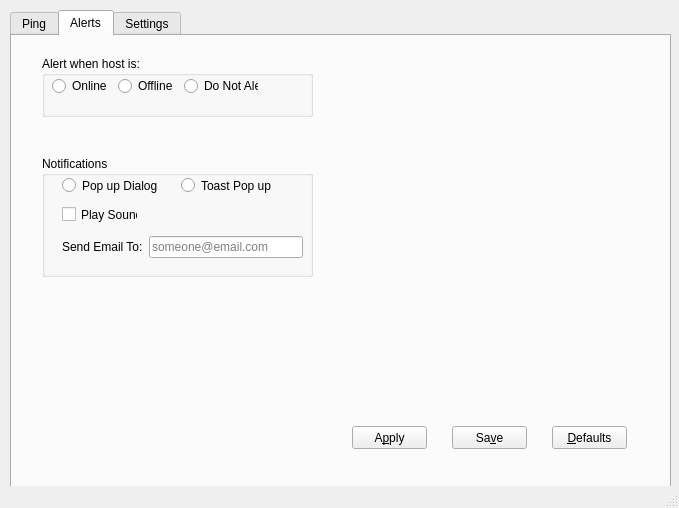
Before: the Qt Designer form ping/pingmainwindow.ui in shashi28/nuts, drawn with Qt 5.
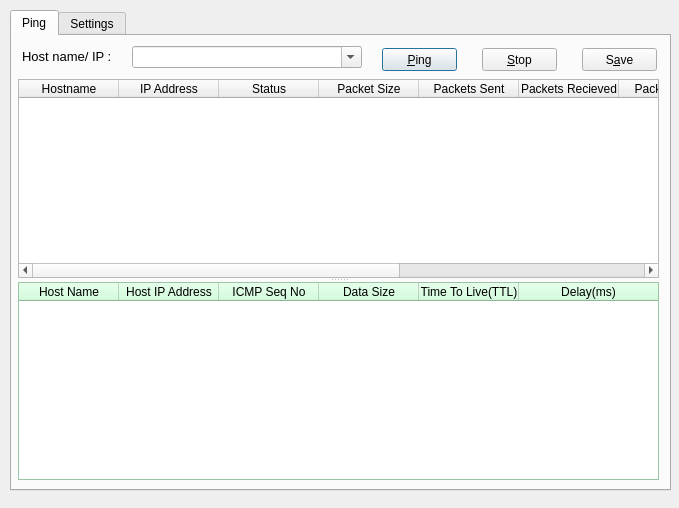
After: the same form once the commit is applied. The open tabs and pages were chosen to show the change.

What changed in the file:
```diff
--- a/ping/pingmainwindow.ui
+++ b/ping/pingmainwindow.ui
@@ -62,7 +62,7 @@
        <rect>
         <x>10</x>
         <y>10</y>
-        <width>61</width>
+        <width>101</width>
         <height>21</height>
        </rect>
       </property>
@@ -72,7 +72,7 @@
        </font>
       </property>
       <property name="text">
-       <string>&amp;Host / IP :</string>
+       <string>Host name/ IP :</string>
       </property>
      </widget>
      <widget class="QPushButton" name="pingBtn">
@@ -167,10 +167,10 @@
         <number>0</number>
        </property>
        <property name="columnCount">
-        <number>8</number>
+        <number>10</number>
        </property>
        <attribute name="verticalHeaderVisible">
-        <bool>true</bool>
+        <bool>false</bool>
        </attribute>
        <column>
         <property name="text">
@@ -187,6 +187,11 @@
          <string>Status</string>
         </property>
        </column>
+       <column>
+        <property name="text">
+         <string>Packet Size</string>
+        </property>
+       </column>
        <column>
         <property name="text">
          <string>Packets Sent</string>
@@ -197,6 +202,11 @@
          <string>Packets Recieved</string>
         </property>
        </column>
+       <column>
+        <property name="text">
+         <string>Packets Lost</string>
+        </property>
+       </column>
        <column>
         <property name="text">
          <string>Min Time</string>
@@ -654,7 +664,7 @@
         <bool>true</bool>
        </attribute>
        <attribute name="verticalHeaderVisible">
-        <bool>true</bool>
+        <bool>false</bool>
        </attribute>
        <attribute name="verticalHeaderDefaultSectionSize">
         <number>30</number>
@@ -670,7 +680,7 @@
        </attribute>
        <column>
         <property name="text">
-         <string>Time</string>
+         <string>Host Name</string>
         </property>
        </column>
        <column>
@@ -680,22 +690,22 @@
        </column>
        <column>
         <property name="text">
-         <string>Status</string>
+         <string>ICMP Seq No</string>
         </property>
        </column>
        <column>
         <property name="text">
-         <string>Bytes</string>
+         <string>Data Size</string>
         </property>
        </column>
        <column>
         <property name="text">
-         <string>Trip Time(ms)</string>
+         <string>Time To Live(TTL)</string>
         </property>
        </column>
        <column>
         <property name="text">
-         <string>TTL</string>
+         <string>Delay(ms)</string>
         </property>
        </column>
       </widget>
@@ -703,7 +713,7 @@
      <widget class="QComboBox" name="comboBox">
       <property name="geometry">
        <rect>
-        <x>81</x>
+        <x>120</x>
         <y>10</y>
         <width>230</width>
         <height>22</height>
@@ -714,192 +724,6 @@
       </property>
      </widget>
     </widget>
-    <widget class="QWidget" name="alerts">
-     <attribute name="title">
-      <string>Alerts</string>
-     </attribute>
-     <widget class="QGroupBox" name="alertGroupBox">
-      <property name="geometry">
-       <rect>
-        <x>30</x>
-        <y>20</y>
-        <width>271</width>
-        <height>61</height>
-       </rect>
-      </property>
-      <property name="title">
-       <string>Alert when host is:</string>
-      </property>
-      <widget class="QWidget" name="layoutWidget">
-       <property name="geometry">
-        <rect>
-         <x>10</x>
-         <y>10</y>
-         <width>206</width>
-         <height>40</height>
-        </rect>
-       </property>
-       <layout class="QVBoxLayout" name="verticalLayout_2">
-        <item>
-         <layout class="QHBoxLayout" name="horizontalLayout_2">
-          <item>
-           <widget class="QRadioButton" name="onlineRadio">
-            <property name="text">
-             <string>Online</string>
-            </property>
-           </widget>
-          </item>
-          <item>
-           <widget class="QRadioButton" name="offlineRadio">
-            <property name="text">
-             <string>Offline</string>
-            </property>
-           </widget>
-          </item>
-          <item>
-           <widget class="QRadioButton" name="donotalertRadio">
-            <property name="text">
-             <string>Do Not Alert</string>
-            </property>
-           </widget>
-          </item>
-         </layout>
-        </item>
-       </layout>
-      </widget>
-     </widget>
-     <widget class="QGroupBox" name="notificationGroupBox">
-      <property name="geometry">
-       <rect>
-        <x>30</x>
-        <y>120</y>
-        <width>271</width>
-        <height>121</height>
-       </rect>
-      </property>
-      <property name="title">
-       <string>Notifications</string>
-      </property>
-      <widget class="QCheckBox" name="soundCheckBox">
-       <property name="geometry">
-        <rect>
-         <x>20</x>
-         <y>50</y>
-         <width>76</width>
-         <height>17</height>
-        </rect>
-       </property>
-       <property name="text">
-        <string>Play Sound</string>
-       </property>
-      </widget>
-      <widget class="QWidget" name="layoutWidget">
-       <property name="geometry">
-        <rect>
-         <x>20</x>
-         <y>20</y>
-         <width>231</width>
-         <height>19</height>
-        </rect>
-       </property>
-       <layout class="QHBoxLayout" name="horizontalLayout_3">
-        <item>
-         <widget class="QRadioButton" name="dialogRadio">
-          <property name="text">
-           <string>Pop up Dialog</string>
-          </property>
-         </widget>
-        </item>
-        <item>
-         <widget class="QRadioButton" name="toastRadio">
-          <property name="text">
-           <string>Toast Pop up</string>
-          </property>
-         </widget>
-        </item>
-       </layout>
-      </widget>
-      <widget class="QWidget" name="layoutWidget">
-       <property name="geometry">
-        <rect>
-         <x>20</x>
-         <y>80</y>
-         <width>241</width>
-         <height>22</height>
-        </rect>
-       </property>
-       <layout class="QHBoxLayout" name="horizontalLayout_4">
-        <item>
-         <widget class="QLabel" name="emailLabel">
-          <property name="text">
-           <string>Send Email To:</string>
-          </property>
-          <property name="buddy">
-           <cstring>emailLineEdit</cstring>
-          </property>
-         </widget>
-        </item>
-        <item>
-         <widget class="QLineEdit" name="emailLineEdit">
-          <property name="inputMask">
-           <string/>
-          </property>
-          <property name="text">
-           <string/>
-          </property>
-          <property name="placeholderText">
-           <string>someone@email.com</string>
-          </property>
-         </widget>
-        </item>
-       </layout>
-      </widget>
-     </widget>
-     <widget class="QPushButton" name="applyAlertBtn">
-      <property name="geometry">
-       <rect>
-        <x>340</x>
-        <y>390</y>
-        <width>75</width>
-        <height>23</height>
-       </rect>
-      </property>
-      <property name="text">
-       <string>A&amp;pply</string>
-      </property>
-     </widget>
-     <widget class="QPushButton" name="saveAlertBtn">
-      <property name="geometry">
-       <rect>
-        <x>440</x>
-        <y>390</y>
-        <width>75</width>
-        <height>23</height>
-       </rect>
-      </property>
-      <property name="text">
-       <string>Sa&amp;ve</string>
-      </property>
-     </widget>
-     <widget class="QPushButton" name="defaultsAlertBtn">
-      <property name="geometry">
-       <rect>
-        <x>540</x>
-        <y>390</y>
-        <width>75</width>
-        <height>23</height>
-       </rect>
-      </property>
-      <property name="text">
-       <string>&amp;Defaults</string>
-      </property>
-     </widget>
-     <zorder>applyAlertBtn</zorder>
-     <zorder>saveAlertBtn</zorder>
-     <zorder>defaultsAlertBtn</zorder>
-     <zorder>alertGroupBox</zorder>
-     <zorder>notificationGroupBox</zorder>
-    </widget>
     <widget class="QWidget" name="settings">
      <attribute name="title">
       <string>Settings</string>
@@ -997,7 +821,6 @@
     </widget>
    </widget>
   </widget>
-  <widget class="QStatusBar" name="statusbar"/>
  </widget>
  <tabstops>
   <tabstop>tabWidget</tabstop>
```
Left out of the diff: 51 changed lines with no effect on the pictures.
